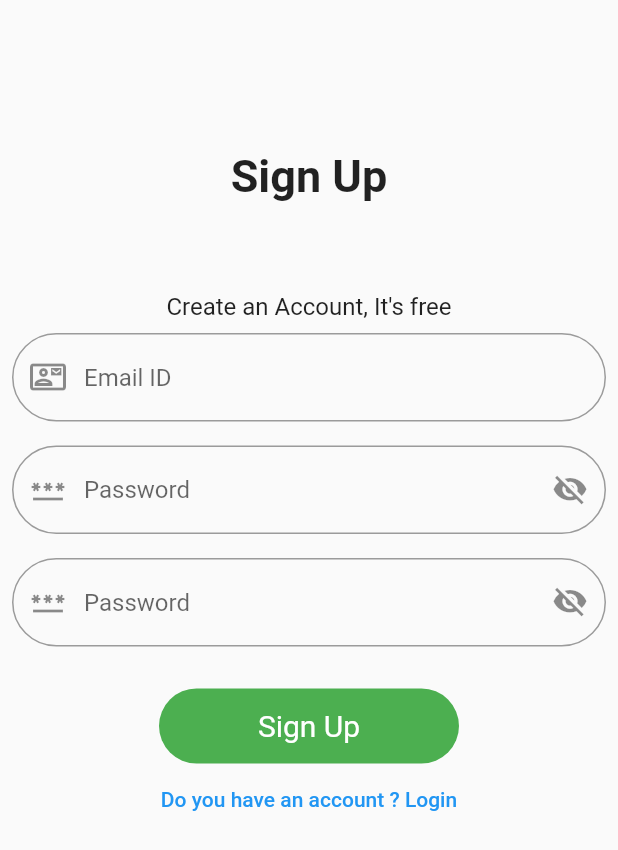
After one commit to ebinanony/practice, a Flutter app: the FirstPage screen opened directly, after a tap on "Login", after a tap on "Do you have an account? Sign Up", on a phone screen of 412 x 824 dp. The commit adds this screen. Shown: the top 850 px of the screen. Run offline on Flutter 3.47's test engine with Material 2 defaults, Android fonts, the phone set to English and light mode, and no system bars; our stand-ins replace fluttertoast, google_fonts.

Commit message:
login signup

```diff
--- /dev/null
+++ b/lib/first_page.dart
@@ -0,0 +1,104 @@
+import 'package:flutter/material.dart';
+import 'package:practice/login_page.dart';
+import 'package:practice/signup_page.dart';
+
+void main() {
+  runApp(const MaterialApp(
+    home: FirstPage(),
+    debugShowCheckedModeBanner: false,
+  ));
+}
+
+class FirstPage extends StatefulWidget {
+  const FirstPage({super.key});
+
+  @override
+  State<FirstPage> createState() => _FirstPageState();
+}
+
+class _FirstPageState extends State<FirstPage> {
+  @override
+  Widget build(BuildContext context) {
+    return Scaffold(
+      body: Center(
+        child: Column(
+          crossAxisAlignment: CrossAxisAlignment.center,
+          mainAxisAlignment: MainAxisAlignment.center,
+          children: [
+            Text(
+              "Hello There!",
+              style: TextStyle(
+                  fontSize: 40,
+                  fontWeight: FontWeight.bold,
+                  color: Colors.black),
+            ),
+            SizedBox(
+              height: 20,
+            ),
+            Text(
+              "Automatic identity verification which \n enable you to verify your identity",
+              style: TextStyle(fontSize: 12, color: Colors.grey),
+            ),
+            SizedBox(
+              height: 20,
+            ),
+            Image(
+                width: 250,
+                fit: BoxFit.fill,
+                image: AssetImage("assets/loginsignup.gif")),
+            SizedBox(
+              height: 20,
+            ),
+            InkWell(
+              onTap: () {
+                Navigator.pushReplacement(
+                  context,
+                  MaterialPageRoute(builder: (context) => LoginPage()),
+                );
+              },
+              child: Container(
+                height: 50,
+                width: 200,
+                decoration: BoxDecoration(
+                  borderRadius: BorderRadius.circular(50),
+                  color: Colors.green,
+                ),
+                child: Center(
+                  child: Text(
+                    "Login",
+                    style: TextStyle(color: Colors.white, fontSize: 20),
+                  ),
+                ),
+              ),
+            ),
+            SizedBox(
+              height: 20,
+            ),
+            InkWell(
+              onTap: () {
+                Navigator.push(
+                  context,
+                  MaterialPageRoute(builder: (context) => SignupPage()),
+                );
+              },
+              child: Container(
+                height: 50,
+                width: 200,
+                decoration: BoxDecoration(
+                  borderRadius: BorderRadius.circular(50),
+                  color: Colors.green,
+                ),
+                child: Center(
+                  child: Text(
+                    "Sign Up",
+                    style: TextStyle(color: Colors.white, fontSize: 20),
+                  ),
+                ),
+              ),
+            ),
+          ],
+        ),
+      ),
+    );
+  }
+}
--- /dev/null
+++ b/lib/login_page.dart
@@ -0,0 +1,130 @@
+import 'package:flutter/material.dart';
+import 'package:fluttertoast/fluttertoast.dart';
+import 'package:practice/first_page.dart';
+import 'package:practice/signup_page.dart';
+import 'package:practice/splash_screen.dart';
+
+class LoginPage extends StatefulWidget {
+  @override
+  State<LoginPage> createState() => _LoginPageState();
+}
+
+class _LoginPageState extends State<LoginPage> {
+  String email = "ebin@gmail.com";
+  String password = "1234";
+  bool passwordvisibility = true;
+
+  TextEditingController emailcontroller = TextEditingController();
+  TextEditingController passcontroller = TextEditingController();
+
+  @override
+  Widget build(BuildContext context) {
+    return Scaffold(
+        body: Center(
+      child: Column(
+        mainAxisAlignment: MainAxisAlignment.center,
+        children: [
+          const Padding(
+            padding: EdgeInsets.only(left: 100, right: 100, top: 100),
+            child: Text(
+              "Login",
+              style: TextStyle(fontWeight: FontWeight.bold, fontSize: 30),
+            ),
+          ),
+          SizedBox(
+            height: 30,
+          ),
+          const Padding(
+            padding: EdgeInsets.only(left: 10, right: 10, top: 10),
+            child: Text(
+              "Welcome back! Login with your credentials",
+              style: TextStyle(fontSize: 15),
+            ),
+          ),
+          Padding(
+            padding: EdgeInsets.all(20.0),
+            child: TextFormField(
+              controller: emailcontroller,
+              decoration: InputDecoration(
+                border:
+                    OutlineInputBorder(borderRadius: BorderRadius.circular(50)),
+                prefixIcon: Icon(Icons.contact_mail_outlined),
+                hintText: "Email ID",
+              ),
+            ),
+          ),
+          Padding(
+            padding: EdgeInsets.only(left: 20, right: 20, bottom: 50),
+            child: TextFormField(
+              controller: passcontroller,
+              obscureText: passwordvisibility,
+              obscuringCharacter: "*",
+              decoration: InputDecoration(
+                  suffixIcon: IconButton(
+                      onPressed: () {
+                        setState(() {
+                          if (passwordvisibility == true) {
+                            passwordvisibility = false;
+                          } else {
+                            passwordvisibility = true;
+                          }
+                        });
+                      },
+                      icon: Icon(passwordvisibility == true
+                          ? Icons.visibility_off_sharp
+                          : Icons.visibility)),
+                  border: OutlineInputBorder(
+                      borderRadius: BorderRadius.circular(50)),
+                  prefixIcon: Icon(Icons.password),
+                  hintText: "Password"),
+            ),
+          ),
+          InkWell(
+            onTap: () {
+              if (email == emailcontroller.text &&
+                  password == passcontroller.text) {
+                Navigator.of(context)
+                    .push(MaterialPageRoute(builder: (context) => FirstPage()));
+
+                emailcontroller.text = "";
+                passcontroller.text = "";
+              } else {
+                Fluttertoast.showToast(
+                    msg: "Invalid Username or Password",
+                    toastLength: Toast.LENGTH_SHORT,
+                    gravity: ToastGravity.TOP,
+                    timeInSecForIosWeb: 1,
+                    backgroundColor: Colors.red,
+                    textColor: Colors.white,
+                    fontSize: 16.0);
+              }
+            },
+            child: Container(
+              height: 50,
+              width: 200,
+              decoration: BoxDecoration(
+                borderRadius: BorderRadius.circular(50),
+                color: Colors.green,
+              ),
+              child: Center(
+                child: Text(
+                  "Login",
+                  style: TextStyle(color: Colors.white, fontSize: 20),
+                ),
+              ),
+            ),
+          ),
+          Padding(
+            padding: const EdgeInsets.only(bottom: 200),
+            child: TextButton(
+                onPressed: () {
+                  Navigator.of(context).push(
+                      MaterialPageRoute(builder: (context) => SignupPage()));
+                },
+                child: Text("Do you have an account? Sign Up")),
+          ),
+        ],
+      ),
+    ));
+  }
+}
--- /dev/null
+++ b/lib/signup_page.dart
@@ -0,0 +1,167 @@
+import 'package:flutter/material.dart';
+import 'package:fluttertoast/fluttertoast.dart';
+import 'package:practice/login_page.dart';
+
+class SignupPage extends StatefulWidget {
+  @override
+  State<SignupPage> createState() => _SignupPageState();
+}
+
+class _SignupPageState extends State<SignupPage> {
+  var formkey = GlobalKey<FormState>();
+  bool passvisibility1 = true;
+  bool passvisibility2 = true;
+  String? password;
+
+  @override
+  Widget build(BuildContext context) {
+    return Scaffold(
+      body: Form(
+          key: formkey,
+          child: Column(
+            children: [
+              const Padding(
+                padding: EdgeInsets.only(left: 100, right: 100, top: 100),
+                child: Text(
+                  "Sign Up",
+                  style: TextStyle(fontWeight: FontWeight.bold, fontSize: 30),
+                ),
+              ),
+              SizedBox(
+                height: 50,
+              ),
+              const Padding(
+                padding: EdgeInsets.only(left: 10, right: 10, top: 10),
+                child: Text(
+                  "Create an Account, It's free",
+                  style: TextStyle(fontSize: 16),
+                ),
+              ),
+              Padding(
+                padding: const EdgeInsets.all(8.0),
+                child: TextFormField(
+                    decoration: InputDecoration(
+                        hintText: "Email ID",
+                        prefixIcon: Icon(Icons.contact_mail_outlined),
+                        border: OutlineInputBorder(
+                            borderRadius: BorderRadius.circular(50))),
+                    validator: (username) {
+                      if (username!.isEmpty || !username.contains("@")) {
+                        return "Fields are empty or Invalid";
+                      } else {
+                        return null;
+                      }
+                    }),
+              ),
+              Padding(
+                padding: const EdgeInsets.all(8.0),
+                child: TextFormField(
+                  obscuringCharacter: "*",
+                  obscureText: passvisibility1,
+                  decoration: InputDecoration(
+                      prefixIcon: Icon(Icons.password),
+                      suffixIcon: IconButton(
+                          onPressed: () {
+                            setState(() {
+                              if (passvisibility1 == true) {
+                                passvisibility1 = false;
+                              } else {
+                                passvisibility1 = true;
+                              }
+                            });
+                          },
+                          icon: Icon(passvisibility1 == true
+                              ? Icons.visibility_off_sharp
+                              : Icons.visibility)),
+                      hintText: "Password",
+                      border: OutlineInputBorder(
+                          borderRadius: BorderRadius.circular(50))),
+                  validator: (pass) {
+                    password = pass;
+
+                    if (pass!.isEmpty || pass.length < 6) {
+                      return "Fields are empty or Password length must be greaterthan 6";
+                    } else {
+                      return null;
+                    }
+                  },
+                ),
+              ),
+              Padding(
+                padding: const EdgeInsets.all(8.0),
+                child: TextFormField(
+                  obscuringCharacter: "*",
+                  obscureText: passvisibility2,
+                  decoration: InputDecoration(
+                      prefixIcon: Icon(Icons.password),
+                      suffixIcon: IconButton(
+                          onPressed: () {
+                            setState(() {
+                              if (passvisibility2 == true) {
+                                passvisibility2 = false;
+                              } else {
+                                passvisibility2 = true;
+                              }
+                            });
+                          },
+                          icon: Icon(passvisibility2 == true
+                              ? Icons.visibility_off_sharp
+                              : Icons.visibility)),
+                      hintText: "Password",
+                      border: OutlineInputBorder(
+                          borderRadius: BorderRadius.circular(50))),
+                  validator: (cpass) {
+                    if (cpass!.isEmpty || cpass != password) {
+                      return "Fields are empty or Password length must be greaterthan 6";
+                    } else {
+                      return null;
+                    }
+                  },
+                ),
+              ),
+              SizedBox(
+                height: 20,
+              ),
+              InkWell(
+                onTap: () {
+                  final valid = formkey.currentState!.validate();
+                  if (valid) {
+                    Navigator.of(context).push(
+                        MaterialPageRoute(builder: (context) => LoginPage()));
+                  } else {
+                    Fluttertoast.showToast(
+                        msg: "Invalid Username or Password",
+                        toastLength: Toast.LENGTH_SHORT,
+                        gravity: ToastGravity.TOP,
+                        timeInSecForIosWeb: 1,
+                        backgroundColor: Colors.red,
+                        textColor: Colors.white,
+                        fontSize: 16.0);
+                  }
+                },
+                child: Container(
+                  height: 50,
+                  width: 200,
+                  decoration: BoxDecoration(
+                    borderRadius: BorderRadius.circular(50),
+                    color: Colors.green,
+                  ),
+                  child: Center(
+                    child: Text(
+                      "Sign Up",
+                      style: TextStyle(color: Colors.white, fontSize: 20),
+                    ),
+                  ),
+                ),
+              ),
+              TextButton(
+                  onPressed: () {
+                    Navigator.of(context).push(
+                        MaterialPageRoute(builder: (context) => LoginPage()));
+                  },
+                  child: const Text("Do you have an account ? Login"))
+            ],
+          )),
+    );
+  }
+}
```
Also changed, not shown: lib/Assignment splash_screen.dart (+10 -9 lines), lib/assignmentlogin.dart (deleted, +0 -95 lines), assets/loginsignup.gif (added).
